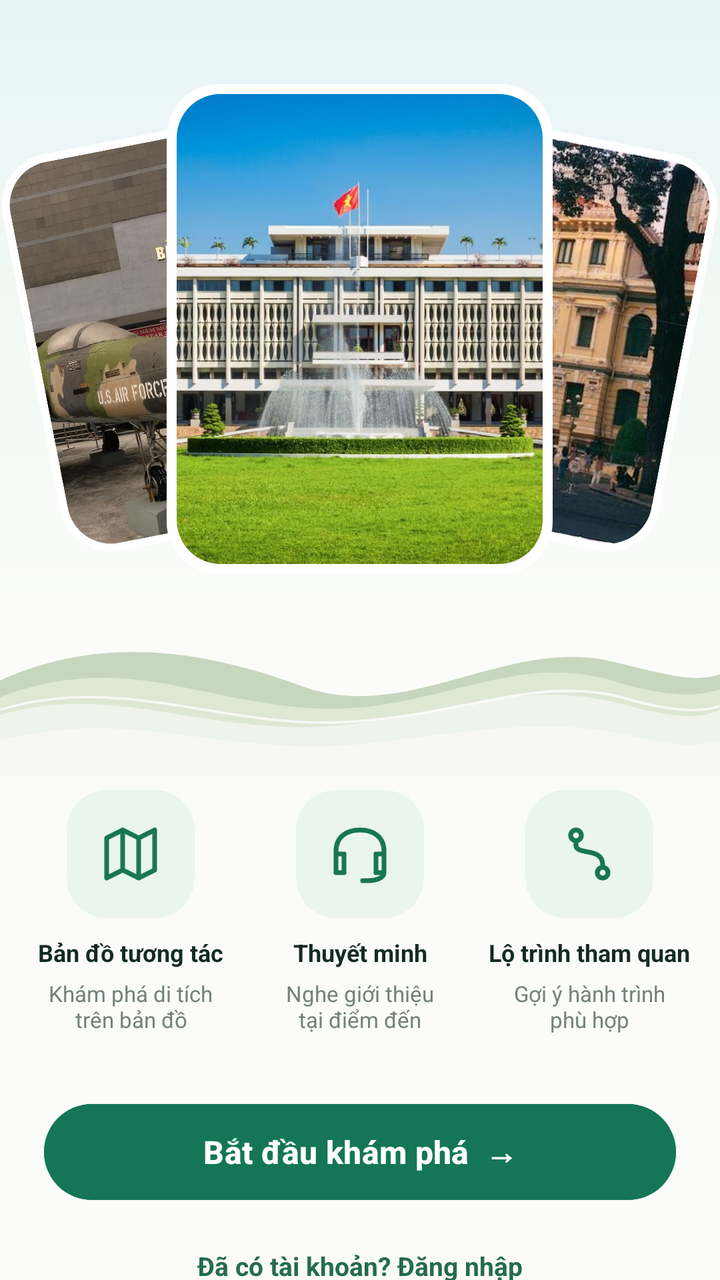
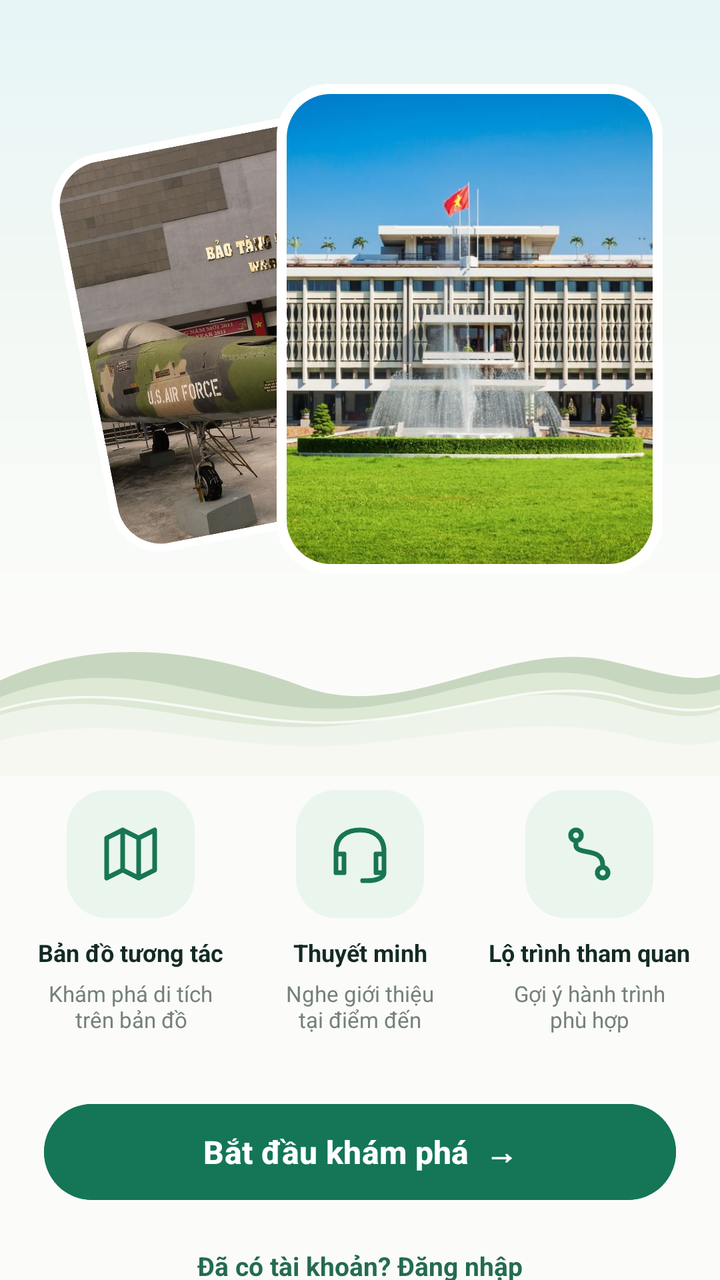

The first picture is an Android layout as it rendered before a commit; the second is the same layout after the commit. The layout source and the unified diff follow.
<!-- AndroidManifest.xml: application theme Theme.APP_CK -->
<!-- res/layout/activity_welcome.xml -->
<?xml version="1.0" encoding="utf-8"?>

<LinearLayout
    xmlns:android="http://schemas.android.com/apk/res/android"
    android:layout_width="match_parent"
    android:layout_height="match_parent"
    android:orientation="vertical"
    android:background="#FBFCF9">

    <ScrollView
        android:layout_width="match_parent"
        android:layout_height="match_parent"
        android:fillViewport="true"
        android:scrollbars="none">

        <LinearLayout
            android:layout_width="match_parent"
            android:layout_height="wrap_content"
            android:minHeight="650dp"
            android:orientation="vertical"
            android:gravity="center_horizontal">

            
            <FrameLayout
                android:layout_width="match_parent"
                android:layout_height="305dp"
                android:background="@drawable/nen_dau_chao_moi"
                android:clipChildren="false"
                android:clipToPadding="false">

                
                <FrameLayout
                    android:layout_width="145dp"
                    android:layout_height="202dp"
                    android:layout_gravity="center"
                    android:translationX="-93dp"
                    android:translationY="15dp"
                    android:rotation="-11"
                    android:padding="4dp"
                    android:background="@drawable/nen_khung_anh_trang">

                    <ImageView
                        android:layout_width="match_parent"
                        android:layout_height="match_parent"
                        android:src="@drawable/anh_bao_tang_chung_tich"
                        android:scaleType="centerCrop"
                        android:background="@drawable/nen_anh_bo_goc_moi"
                        android:clipToOutline="true"
                        android:contentDescription="Ảnh Bảo tàng Chứng tích Chiến tranh" />
                </FrameLayout>

                
                <FrameLayout
                    android:layout_width="145dp"
                    android:layout_height="202dp"
                    android:layout_gravity="center"
                    android:translationX="93dp"
                    android:translationY="15dp"
                    android:rotation="11"
                    android:padding="4dp"
                    android:background="@drawable/nen_khung_anh_trang">

                    <ImageView
                        android:layout_width="match_parent"
                        android:layout_height="match_parent"
                        android:src="@drawable/anh_buu_dien_sai_gon"
                        android:scaleType="centerCrop"
                        android:background="@drawable/nen_anh_bo_goc_moi"
                        android:clipToOutline="true"
                        android:contentDescription="Ảnh Bưu điện Trung tâm Sài Gòn" />
                </FrameLayout>

                
                <FrameLayout
                    android:layout_width="193dp"
                    android:layout_height="245dp"
                    android:layout_gravity="center"
                    android:translationY="12dp"
                    android:padding="5dp"
                    android:background="@drawable/nen_khung_anh_trang">

                    <ImageView
                        android:id="@+id/anhNenChaoMung"
                        android:layout_width="match_parent"
                        android:layout_height="match_parent"
                        android:src="@drawable/anh_dinh_doc_lap"
                        android:scaleType="centerCrop"
                        android:background="@drawable/nen_anh_bo_goc_moi"
                        android:clipToOutline="true"
                        android:contentDescription="Ảnh Dinh Độc Lập" />
                </FrameLayout>
            </FrameLayout>

            

            
            <ImageView
                android:layout_width="match_parent"
                android:layout_height="70dp"
                android:layout_marginTop="13dp"
                android:src="@drawable/song_trang_tri"
                android:scaleType="fitXY"
                android:contentDescription="Sóng xanh trang trí" />

            
            <LinearLayout
                android:layout_width="match_parent"
                android:layout_height="wrap_content"
                android:orientation="horizontal"
                android:gravity="center_vertical"
                android:paddingStart="8dp"
                android:paddingEnd="8dp"
                android:paddingTop="3dp"
                android:baselineAligned="false">

                <LinearLayout
                    android:layout_width="0dp"
                    android:layout_height="wrap_content"
                    android:layout_weight="1"
                    android:orientation="vertical"
                    android:gravity="center_horizontal"
                    android:padding="4dp">

                    <FrameLayout
                        android:layout_width="64dp"
                        android:layout_height="64dp"
                        android:background="@drawable/nen_icon_chao_moi">

                        <ImageView
                            android:layout_width="32dp"
                            android:layout_height="32dp"
                            android:layout_gravity="center"
                            android:src="@drawable/ic_ban_do_chao"
                            android:contentDescription="Bản đồ tương tác" />
                    </FrameLayout>

                    <TextView
                        android:layout_width="match_parent"
                        android:layout_height="wrap_content"
                        android:layout_marginTop="9dp"
                        android:gravity="center"
                        android:text="Bản đồ tương tác"
                        android:textColor="#142B25"
                        android:textSize="12sp"
                        android:textStyle="bold" />

                    <TextView
                        android:layout_width="match_parent"
                        android:layout_height="wrap_content"
                        android:layout_marginTop="5dp"
                        android:gravity="center"
                        android:text="Khám phá di tích\ntrên bản đồ"
                        android:textColor="#75817A"
                        android:textSize="11sp" />
                </LinearLayout>

                <LinearLayout
                    android:layout_width="0dp"
                    android:layout_height="wrap_content"
                    android:layout_weight="1"
                    android:orientation="vertical"
                    android:gravity="center_horizontal"
                    android:padding="4dp">

                    <FrameLayout
                        android:layout_width="64dp"
                        android:layout_height="64dp"
                        android:background="@drawable/nen_icon_chao_moi">

                        <ImageView
                            android:layout_width="32dp"
                            android:layout_height="32dp"
                            android:layout_gravity="center"
                            android:src="@drawable/ic_thuyet_minh_chao"
                            android:contentDescription="Thuyết minh giọng nói" />
                    </FrameLayout>

                    <TextView
                        android:layout_width="match_parent"
                        android:layout_height="wrap_content"
                        android:layout_marginTop="9dp"
                        android:gravity="center"
                        android:text="Thuyết minh"
                        android:textColor="#142B25"
                        android:textSize="12sp"
                        android:textStyle="bold" />

                    <TextView
                        android:layout_width="match_parent"
                        android:layout_height="wrap_content"
                        android:layout_marginTop="5dp"
                        android:gravity="center"
                        android:text="Nghe giới thiệu\ntại điểm đến"
                        android:textColor="#75817A"
                        android:textSize="11sp" />
                </LinearLayout>

                <LinearLayout
                    android:layout_width="0dp"
                    android:layout_height="wrap_content"
                    android:layout_weight="1"
                    android:orientation="vertical"
                    android:gravity="center_horizontal"
                    android:padding="4dp">

                    <FrameLayout
                        android:layout_width="64dp"
                        android:layout_height="64dp"
                        android:background="@drawable/nen_icon_chao_moi">

                        <ImageView
                            android:layout_width="32dp"
                            android:layout_height="32dp"
                            android:layout_gravity="center"
                            android:src="@drawable/ic_lo_trinh_chao"
                            android:contentDescription="Lộ trình tham quan" />
                    </FrameLayout>

                    <TextView
                        android:layout_width="match_parent"
                        android:layout_height="wrap_content"
                        android:layout_marginTop="9dp"
                        android:gravity="center"
                        android:text="Lộ trình tham quan"
                        android:textColor="#142B25"
                        android:textSize="12sp"
                        android:textStyle="bold" />

                    <TextView
                        android:layout_width="match_parent"
                        android:layout_height="wrap_content"
                        android:layout_marginTop="5dp"
                        android:gravity="center"
                        android:text="Gợi ý hành trình\nphù hợp"
                        android:textColor="#75817A"
                        android:textSize="11sp" />
                </LinearLayout>
            </LinearLayout>

            
            <LinearLayout
                android:layout_width="match_parent"
                android:layout_height="wrap_content"
                android:layout_marginTop="27dp"
                android:orientation="vertical"
                android:paddingStart="22dp"
                android:paddingEnd="22dp"
                android:paddingBottom="18dp">

                <Button
                    android:id="@+id/btnBatDau"
                    android:layout_width="match_parent"
                    android:layout_height="56dp"
                    android:text="Bắt đầu khám phá  →"
                    android:textAllCaps="false"
                    android:textSize="16sp"
                    android:textStyle="bold"
                    android:textColor="#FFFFFF"
                    android:backgroundTint="#147657" />

                <TextView
                    android:id="@+id/btnDangNhap"
                    android:layout_width="match_parent"
                    android:layout_height="48dp"
                    android:layout_marginTop="5dp"
                    android:gravity="center"
                    android:text="Đã có tài khoản? Đăng nhập"
                    android:textColor="#246B51"
                    android:textSize="13sp"
                    android:textStyle="bold"
                    android:clickable="true"
                    android:focusable="true" />
            </LinearLayout>
        </LinearLayout>
    </ScrollView>
</LinearLayout>
<!-- resources referenced by this layout -->
<resources>
  <!-- drawable anh_buu_dien_sai_gon: jpg bitmap (drawable, 61984 bytes) -->
  <!-- drawable ic_ban_do_chao (drawable) -->
  <?xml version="1.0" encoding="utf-8"?>
  <vector xmlns:android="http://schemas.android.com/apk/res/android"
      android:width="32dp"
      android:height="32dp"
      android:viewportWidth="24"
      android:viewportHeight="24">
      <path android:fillColor="@android:color/transparent"
          android:strokeColor="#187653"
          android:strokeWidth="1.8"
          android:strokeLineCap="round"
          android:strokeLineJoin="round"
          android:pathData="M3,6 L9,3 L15,6 L21,3 L21,18 L15,21 L9,18 L3,21 Z M9,3 L9,18 M15,6 L15,21" />
  </vector>
  <!-- drawable ic_lo_trinh_chao (drawable) -->
  <?xml version="1.0" encoding="utf-8"?>
  <vector xmlns:android="http://schemas.android.com/apk/res/android"
      android:width="32dp"
      android:height="32dp"
      android:viewportWidth="24"
      android:viewportHeight="24">
      <path android:fillColor="@android:color/transparent"
          android:strokeColor="#187653"
          android:strokeWidth="1.8"
          android:strokeLineCap="round"
          android:strokeLineJoin="round"
          android:pathData="M5,5 A2,2 0,1 1,9 5 A2,2 0,1 1,5 5 M15,19 A2,2 0,1 1,19 19 A2,2 0,1 1,15 19 M7,8 C6,13 17,9 17,16" />
  </vector>
  <!-- drawable ic_thuyet_minh_chao (drawable) -->
  <?xml version="1.0" encoding="utf-8"?>
  <vector xmlns:android="http://schemas.android.com/apk/res/android"
      android:width="32dp"
      android:height="32dp"
      android:viewportWidth="24"
      android:viewportHeight="24">
      <path android:fillColor="@android:color/transparent"
          android:strokeColor="#187653"
          android:strokeWidth="1.8"
          android:strokeLineCap="round"
          android:strokeLineJoin="round"
          android:pathData="M3,14 L3,11 C3,5.5 7,3 12,3 C17,3 21,5.5 21,11 L21,14 M3,12 L6,12 L6,19 L3,19 Z M18,12 L21,12 L21,19 L18,19 Z M21,19 C21,21 18,22 15,22 L13,22" />
  </vector>
  <!-- drawable nen_anh_bo_goc_moi (drawable) -->
  <?xml version="1.0" encoding="utf-8"?>
  <shape xmlns:android="http://schemas.android.com/apk/res/android">
      <solid android:color="#FFFFFF" />
      <corners android:radius="22dp" />
  </shape>
  <!-- drawable nen_dau_chao_moi (drawable) -->
  <?xml version="1.0" encoding="utf-8"?>
  <shape xmlns:android="http://schemas.android.com/apk/res/android">
      <gradient
          android:angle="270"
          android:startColor="#E7F5F7"
          android:centerColor="#F2F8F4"
          android:endColor="#FBFCF9" />
  </shape>
  <!-- drawable nen_icon_chao_moi (drawable) -->
  <?xml version="1.0" encoding="utf-8"?>
  <shape xmlns:android="http://schemas.android.com/apk/res/android">
      <solid android:color="#EAF5EE" />
      <corners android:radius="20dp" />
  </shape>
  <!-- drawable nen_khung_anh_trang (drawable) -->
  <?xml version="1.0" encoding="utf-8"?>
  <shape xmlns:android="http://schemas.android.com/apk/res/android">
      <solid android:color="#FFFFFF" />
      <corners android:radius="26dp" />
  </shape>
  <style name="Theme.APP_CK" parent="Base.Theme.APP_CK" />
  <style name="Base.Theme.APP_CK" parent="Theme.Material3.DayNight.NoActionBar">
          
          
      </style>
  <!-- unchanged entries left out for length: 3 -->
</resources>

<!-- the commit's change to res/layout/activity_welcome.xml (unified diff, before → after) -->
@@ -33,7 +33,7 @@
                     android:layout_width="145dp"
                     android:layout_height="202dp"
                     android:layout_gravity="center"
-                    android:translationX="-93dp"
+                    android:translationX="-68dp"
                     android:translationY="15dp"
                     android:rotation="-11"
                     android:padding="4dp"
@@ -49,32 +49,13 @@
                         android:contentDescription="Ảnh Bảo tàng Chứng tích Chiến tranh" />
                 </FrameLayout>
 
-                
-                <FrameLayout
-                    android:layout_width="145dp"
-                    android:layout_height="202dp"
-                    android:layout_gravity="center"
-                    android:translationX="93dp"
-                    android:translationY="15dp"
-                    android:rotation="11"
-                    android:padding="4dp"
-                    android:background="@drawable/nen_khung_anh_trang">
-
-                    <ImageView
-                        android:layout_width="match_parent"
-                        android:layout_height="match_parent"
-                        android:src="@drawable/anh_buu_dien_sai_gon"
-                        android:scaleType="centerCrop"
-                        android:background="@drawable/nen_anh_bo_goc_moi"
-                        android:clipToOutline="true"
-                        android:contentDescription="Ảnh Bưu điện Trung tâm Sài Gòn" />
-                </FrameLayout>
 
                 
                 <FrameLayout
                     android:layout_width="193dp"
                     android:layout_height="245dp"
                     android:layout_gravity="center"
+                    android:translationX="55dp"
                     android:translationY="12dp"
                     android:padding="5dp"
                     android:background="@drawable/nen_khung_anh_trang">
<!-- resource entries referenced after the edit -->
@@ -1,6 +1,5 @@
 <!-- resources referenced by this layout -->
 <resources>
-  <!-- drawable anh_buu_dien_sai_gon: jpg bitmap (drawable, 61984 bytes) -->
   <!-- drawable ic_ban_do_chao (drawable) -->
   <?xml version="1.0" encoding="utf-8"?>
   <vector xmlns:android="http://schemas.android.com/apk/res/android"
